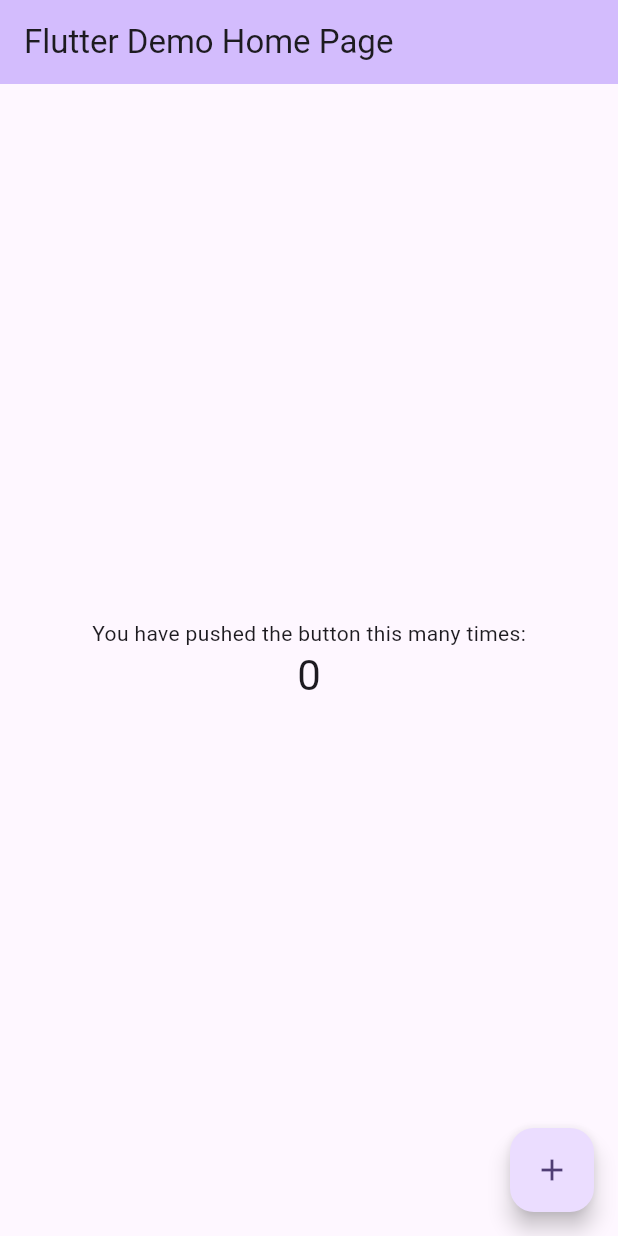
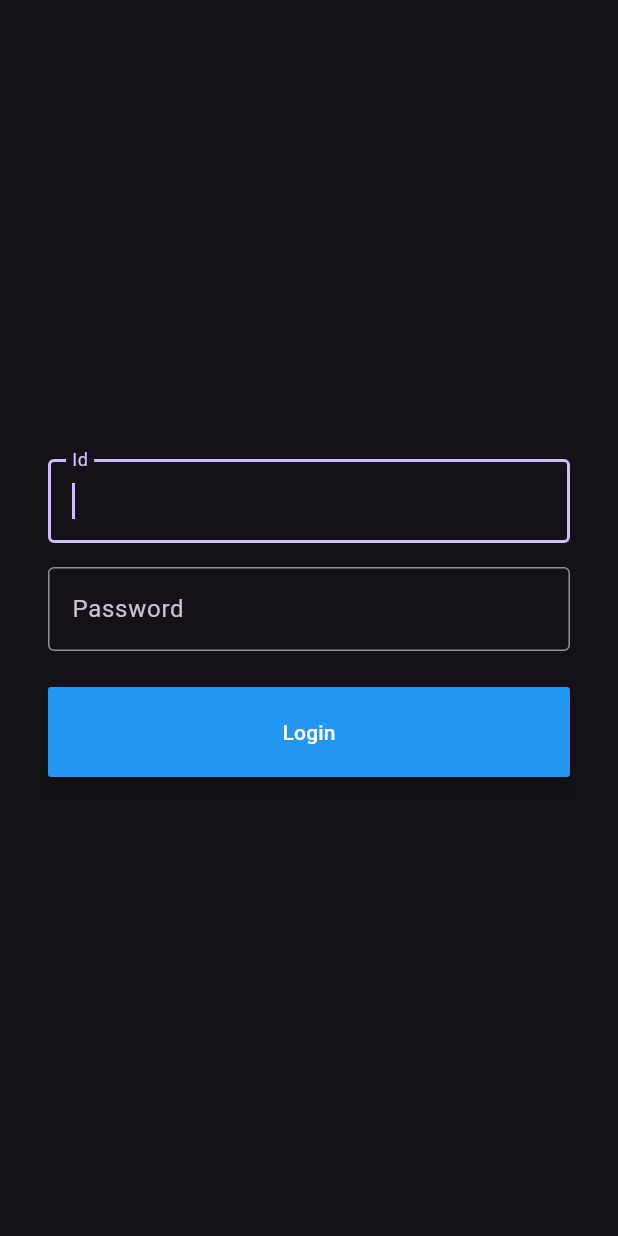
Before and after one commit to Kyusans/flutter-csdl, a Flutter app: the screen it shows after launch, on a phone screen of 412 x 824 dp. Run offline on Flutter 3.47's test engine with Material 3 defaults, Android fonts, the phone set to English and light mode, and no system bars.

Commit message:
added login.dart

```diff
--- /dev/null
+++ b/lib/login.dart
@@ -0,0 +1,76 @@
+import 'package:flutter/material.dart';
+
+class Login extends StatefulWidget {
+  const Login({Key? key}) : super(key: key);
+
+  @override
+  createState() => _LoginState();
+}
+
+class _LoginState extends State<Login> {
+  final TextEditingController _userIdController = TextEditingController();
+  final TextEditingController _passwordController = TextEditingController();
+  @override
+  Widget build(BuildContext context) {
+    return Scaffold(
+      body: Container(
+        padding: const EdgeInsets.all(16.0),
+        margin: const EdgeInsets.all(16.0),
+        child: Column(
+          mainAxisAlignment: MainAxisAlignment.center,
+          children: [
+            TextFormField(
+              controller: _userIdController,
+              autofocus: true,
+              decoration: const InputDecoration(
+                border: OutlineInputBorder(),
+                labelText: "Id",
+              ),
+              validator: (value) {
+                if (value == null || value.isEmpty) {
+                  return "This field is required";
+                }
+                return null;
+              },
+            ),
+            const SizedBox(
+              height: 16,
+            ),
+            TextFormField(
+              controller: _passwordController,
+              autofocus: true,
+              decoration: const InputDecoration(
+                border: OutlineInputBorder(),
+                labelText: "Password",
+              ),
+              validator: (value) {
+                if (value == null || value.isEmpty) {
+                  return "This field is required";
+                }
+                return null;
+              },
+            ),
+            const SizedBox(
+              height: 24,
+            ),
+            SizedBox(
+              width: double.infinity,
+              child: MaterialButton(
+                onPressed: () {},
+                color: Colors.blue,
+                height: 60.0,
+                elevation: 5.0,
+                child: const Text(
+                  "Login",
+                  style: TextStyle(
+                    color: Colors.white,
+                  ),
+                ),
+              ),
+            ),
+          ],
+        ),
+      ),
+    );
+  }
+}
--- a/lib/main.dart
+++ b/lib/main.dart
@@ -1,4 +1,5 @@
 import 'package:flutter/material.dart';
+import 'package:flutter_csdl/login.dart';
 
 void main() {
   runApp(const MyApp());
@@ -7,119 +8,13 @@ void main() {
 class MyApp extends StatelessWidget {
   const MyApp({super.key});
 
-  // This widget is the root of your application.
   @override
   Widget build(BuildContext context) {
     return MaterialApp(
-      title: 'Flutter Demo',
-      theme: ThemeData(
-        // This is the theme of your application.
-        //
-        // TRY THIS: Try running your application with "flutter run". You'll see
-        // the application has a blue toolbar. Then, without quitting the app,
-        // try changing the seedColor in the colorScheme below to Colors.green
-        // and then invoke "hot reload" (save your changes or press the "hot
-        // reload" button in a Flutter-supported IDE, or press "r" if you used
-        // the command line to start the app).
-        //
-        // Notice that the counter didn't reset back to zero; the application
-        // state is not lost during the reload. To reset the state, use hot
-        // restart instead.
-        //
-        // This works for code too, not just values: Most code changes can be
-        // tested with just a hot reload.
-        colorScheme: ColorScheme.fromSeed(seedColor: Colors.deepPurple),
-        useMaterial3: true,
-      ),
-      home: const MyHomePage(title: 'Flutter Demo Home Page'),
+      // dark mode lang sah, kay sakit sa mata ang light mode hehe
+      theme: ThemeData.dark(),
+      debugShowCheckedModeBanner: false,
+      home: Login(),
     );
   }
 }
-
-class MyHomePage extends StatefulWidget {
-  const MyHomePage({super.key, required this.title});
-
-  // This widget is the home page of your application. It is stateful, meaning
-  // that it has a State object (defined below) that contains fields that affect
-  // how it looks.
-
-  // This class is the configuration for the state. It holds the values (in this
-  // case the title) provided by the parent (in this case the App widget) and
-  // used by the build method of the State. Fields in a Widget subclass are
-  // always marked "final".
-
-  final String title;
-
-  @override
-  State<MyHomePage> createState() => _MyHomePageState();
-}
-
-class _MyHomePageState extends State<MyHomePage> {
-  int _counter = 0;
-
-  void _incrementCounter() {
-    setState(() {
-      // This call to setState tells the Flutter framework that something has
-      // changed in this State, which causes it to rerun the build method below
-      // so that the display can reflect the updated values. If we changed
-      // _counter without calling setState(), then the build method would not be
-      // called again, and so nothing would appear to happen.
-      _counter++;
-    });
-  }
-
-  @override
-  Widget build(BuildContext context) {
-    // This method is rerun every time setState is called, for instance as done
-    // by the _incrementCounter method above.
-    //
-    // The Flutter framework has been optimized to make rerunning build methods
-    // fast, so that you can just rebuild anything that needs updating rather
-    // than having to individually change instances of widgets.
-    return Scaffold(
-      appBar: AppBar(
-        // TRY THIS: Try changing the color here to a specific color (to
-        // Colors.amber, perhaps?) and trigger a hot reload to see the AppBar
-        // change color while the other colors stay the same.
-        backgroundColor: Theme.of(context).colorScheme.inversePrimary,
-        // Here we take the value from the MyHomePage object that was created by
-        // the App.build method, and use it to set our appbar title.
-        title: Text(widget.title),
-      ),
-      body: Center(
-        // Center is a layout widget. It takes a single child and positions it
-        // in the middle of the parent.
-        child: Column(
-          // Column is also a layout widget. It takes a list of children and
-          // arranges them vertically. By default, it sizes itself to fit its
-          // children horizontally, and tries to be as tall as its parent.
-          //
-          // Column has various properties to control how it sizes itself and
-          // how it positions its children. Here we use mainAxisAlignment to
-          // center the children vertically; the main axis here is the vertical
-          // axis because Columns are vertical (the cross axis would be
-          // horizontal).
-          //
-          // TRY THIS: Invoke "debug painting" (choose the "Toggle Debug Paint"
-          // action in the IDE, or press "p" in the console), to see the
-          // wireframe for each widget.
-          mainAxisAlignment: MainAxisAlignment.center,
-          children: <Widget>[
-            const Text(
-              'You have pushed the button this many times:',
-            ),
-            Text(
-              '$_counter',
-              style: Theme.of(context).textTheme.headlineMedium,
-            ),
-          ],
-        ),
-      ),
-      floatingActionButton: FloatingActionButton(
-        onPressed: _incrementCounter,
-        tooltip: 'Increment',
-        child: const Icon(Icons.add),
-      ), // This trailing comma makes auto-formatting nicer for build methods.
-    );
-  }
-}
```
